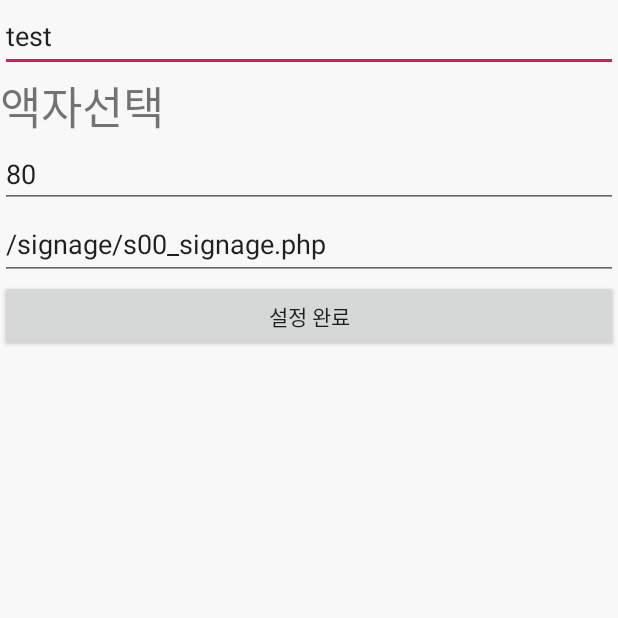
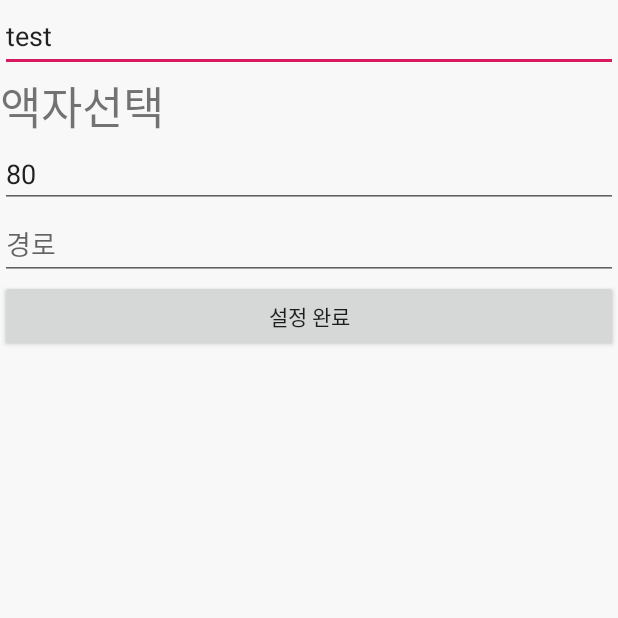
Before and after one commit to anhive-junior/smart_board-android_application, an Android app: the SelectBoardRegister screen opened directly, with no data from a screen before it, on a phone screen of 412 x 824 dp, the top half of it. Run offline under Robolectric (Android 15) with nearby library versions, the phone set to English and light mode, and no system bars.

Commit message:
Update selectboardregister.xml

```diff
--- a/upload/app/src/main/res/layout/selectboardregister.xml
+++ b/upload/app/src/main/res/layout/selectboardregister.xml
@@ -32,14 +32,14 @@
         android:ems="10"
         android:text="80"
         android:hint="PORT"
-        android:inputType="number|text"/>
+        android:inputType="text"/>
 
     <EditText
         android:id="@+id/board_rest"
         android:layout_width="match_parent"
         android:layout_height="wrap_content"
         android:ems="10"
-        android:text="/signage/s00_signage.php"
+        android:text=""
         android:hint="경로"
         android:inputType="text"/>
 
```
